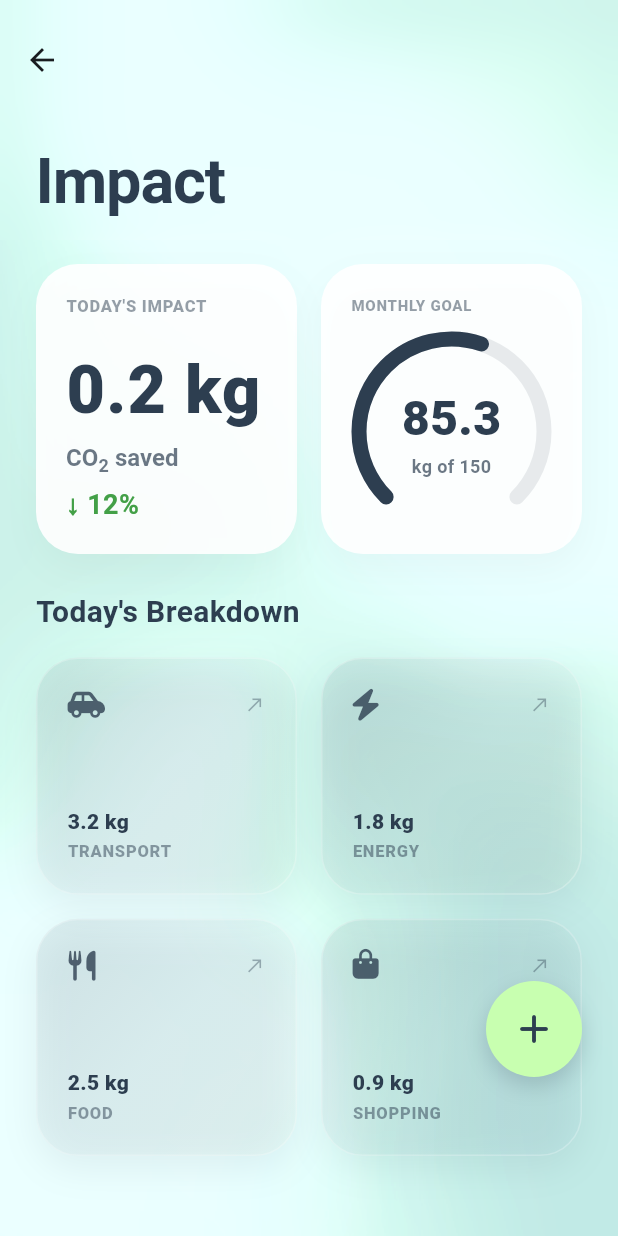
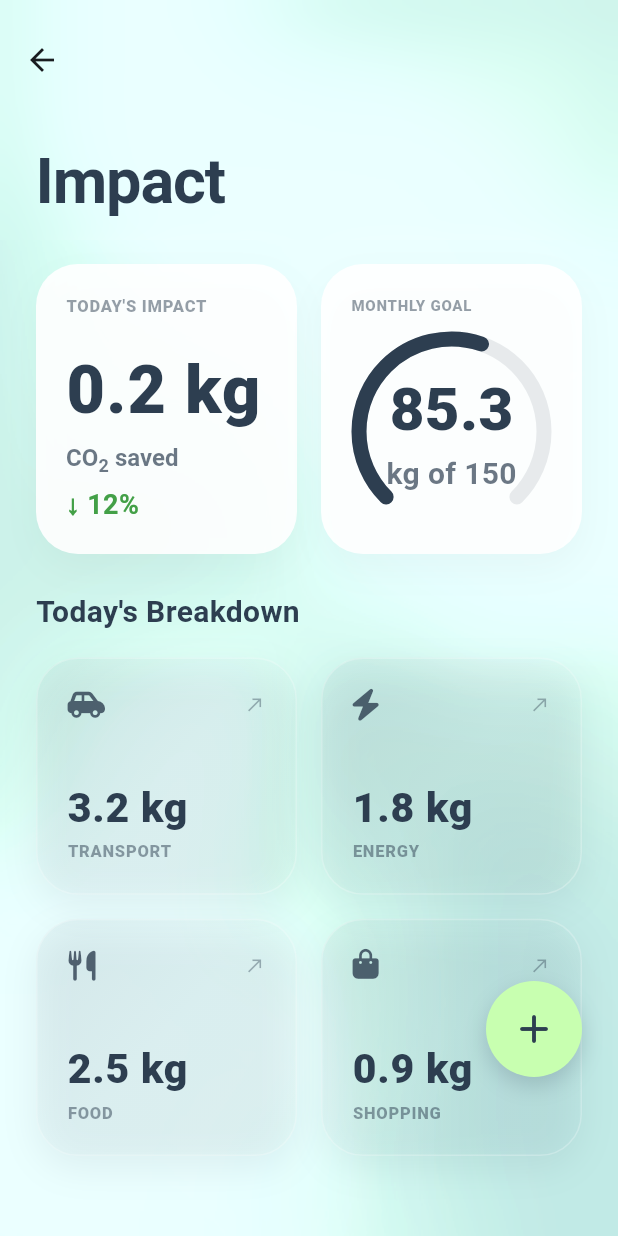
Before and after one commit to rcarbon-del/co2minus-flutterv2, a Flutter app: the ImpactPage screen opened directly, on a phone screen of 412 x 824 dp. Run offline on Flutter 3.47's test engine with Material 3 defaults, Android fonts, the phone set to English and light mode, and no system bars; our stand-ins replace cloud_firestore, firebase_auth, firebase_core, font_awesome_flutter; accounts and stored records are empty; network calls fail; Roboto replaces fonts that are missing (MiSans).

Commit message:
pwede na fixed na impact and you

```diff
--- a/lib/impact_page.dart
+++ b/lib/impact_page.dart
@@ -317,7 +317,7 @@ class _SummaryTile extends StatelessWidget {
                 fontWeight: FontWeight.w600,
               ),
               children: [
-                const TextSpan(text: "CO"),
+                const TextSpan(text: "CO", style: TextStyle(fontWeight: FontWeight.bold, fontFamily: 'MiSans')),
                 WidgetSpan(
                   child: Transform.translate(
                     offset: const Offset(0, 4),
@@ -331,7 +331,7 @@ class _SummaryTile extends StatelessWidget {
                     ),
                   ),
                 ),
-                const TextSpan(text: " saved"),
+                const TextSpan(text: " saved", style: TextStyle(fontWeight: FontWeight.bold, fontFamily: 'MiSans')),
               ],
             ),
           ),
@@ -408,7 +408,7 @@ class _GoalTile extends StatelessWidget {
                               "85.3",
                               style: TextStyle(
                                 fontWeight: FontWeight.w900,
-                                fontSize: 32,
+                                fontSize: 40,
                                 color: brandNavy,
                               ),
                             ),
@@ -417,7 +417,7 @@ class _GoalTile extends StatelessWidget {
                             "kg of 150",
                             style: TextStyle(
                               color: Color(0xB32D3E50),
-                              fontSize: 12,
+                              fontSize: 20,
                               fontWeight: FontWeight.w600,
                             ),
                           ),
@@ -451,8 +451,7 @@ class _LiquidGlassTile extends StatelessWidget {
   @override
   Widget build(BuildContext context) {
     const Color brandNavy = Color(0xFF2D3E50);
-    return RepaintBoundary(
-      child: Container(
+    return Container(
       decoration: BoxDecoration(
         borderRadius: BorderRadius.circular(28),
         boxShadow: [
@@ -466,7 +465,7 @@ class _LiquidGlassTile extends StatelessWidget {
       child: Container(
         padding: const EdgeInsets.all(20),
         decoration: BoxDecoration(
-            color: brandNavy.withOpacity(0.25),
+          color: brandNavy.withOpacity(0.2),
           borderRadius: BorderRadius.circular(28),
           border: Border.all(
             color: Colors.white.withOpacity(0.25),
@@ -476,9 +475,9 @@ class _LiquidGlassTile extends StatelessWidget {
             begin: Alignment.topLeft,
             end: Alignment.bottomRight,
             colors: [
-                brandNavy.withOpacity(0.35),
-                brandNavy.withOpacity(0.1),
-                accentColor.withOpacity(0.15),
+              brandNavy.withOpacity(0.25),
+              brandNavy.withOpacity(0.05),
+              accentColor.withOpacity(0.1),
             ],
           ),
         ),
@@ -489,11 +488,13 @@ class _LiquidGlassTile extends StatelessWidget {
               mainAxisAlignment: MainAxisAlignment.spaceBetween,
               children: [
                 FaIcon(icon, size: 20, color: brandNavy.withOpacity(0.8)),
-                  const Icon(Icons.north_east, size: 14, color: Color(0x662D3E50)),
+                // Fixed: Removed 'const' to allow dynamic color method invocation
+                Icon(Icons.north_east, size: 14, color: brandNavy.withOpacity(0.4)),
               ],
             ),
             const Spacer(),
-              FittedBox(
+            Expanded(
+              child: FittedBox(
                 fit: BoxFit.contain,
                 alignment: Alignment.centerLeft,
                 child: Text(
@@ -501,6 +502,7 @@ class _LiquidGlassTile extends StatelessWidget {
                   style: const TextStyle(
                     fontWeight: FontWeight.w900,
                     color: brandNavy,
+                  ),
                 ),
               ),
             ),
@@ -515,7 +517,6 @@ class _LiquidGlassTile extends StatelessWidget {
               ),
             ),
           ],
-          ),
         ),
       ),
     );
```
Also changed, not shown: lib/main.dart (+13 -11 lines), lib/you_page.dart (+7 -9 lines), pubspec.yaml (+20 -0 lines), 10 other files. Lines whose indentation alone changed are shown as unchanged.
